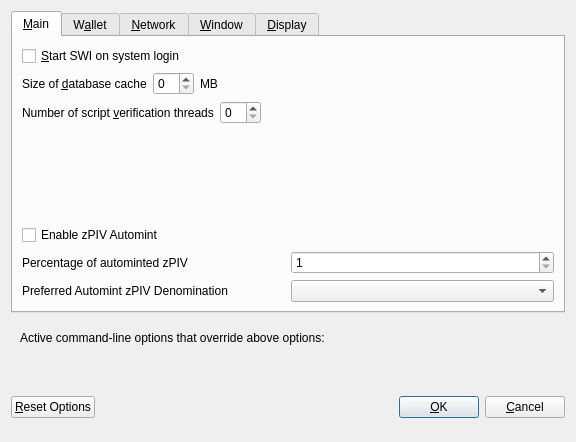
The window that src/qt/forms/optionsdialog.ui (swincacoin/swicoin-core) describes before a commit, drawn with Qt 5.
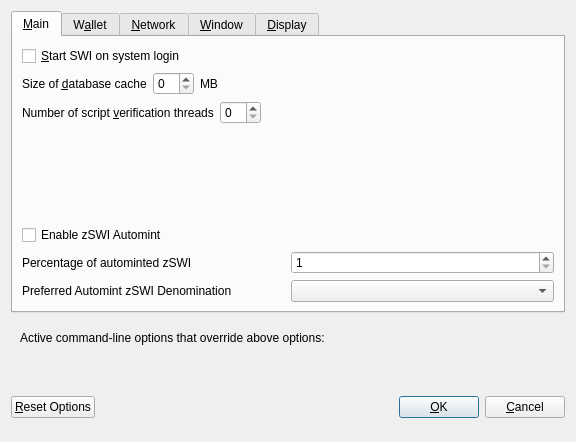
The same window after the commit. The open tabs and pages were chosen to show the change. Custom widgets are drawn as their Qt base class.

The edit to the form file:
```diff
--- a/src/qt/forms/optionsdialog.ui
+++ b/src/qt/forms/optionsdialog.ui
@@ -139,7 +139,7 @@
           <enum>Qt::LeftToRight</enum>
          </property>
          <property name="text">
-          <string>Enable zPIV Automint</string>
+          <string>Enable zSWI Automint</string>
          </property>
         </widget>
        </item>
@@ -151,7 +151,7 @@
             <string>Percentage of incoming PIV which get automatically converted to zPIV via Zerocoin Protocol (min: 10%)</string>
            </property>
            <property name="text">
-            <string>Percentage of autominted zPIV</string>
+            <string>Percentage of autominted zSWI</string>
            </property>
           </widget>
          </item>
@@ -184,7 +184,7 @@
             <string>Wait with automatic conversion to Zerocoin until enough PIV for this denomination is available</string>
            </property>
            <property name="text">
-            <string>Preferred Automint zPIV Denomination</string>
+            <string>Preferred Automint zSWI Denomination</string>
            </property>
           </widget>
          </item>
```
Left out of the diff: 8 changed lines with no effect on the pictures.
